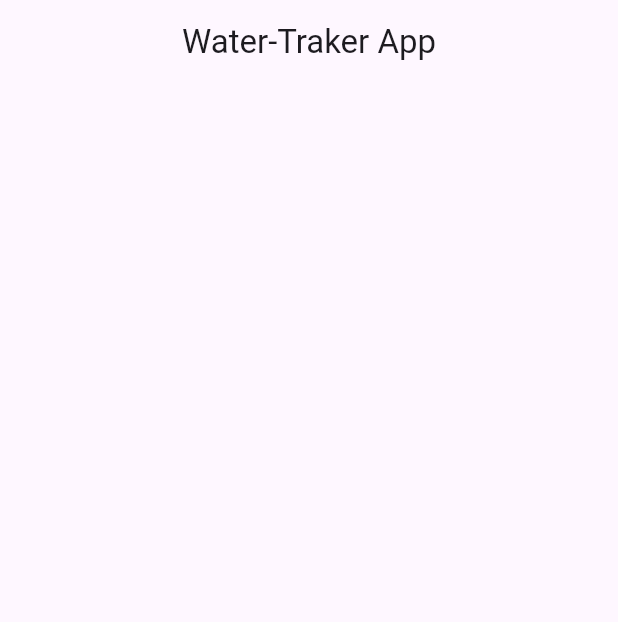
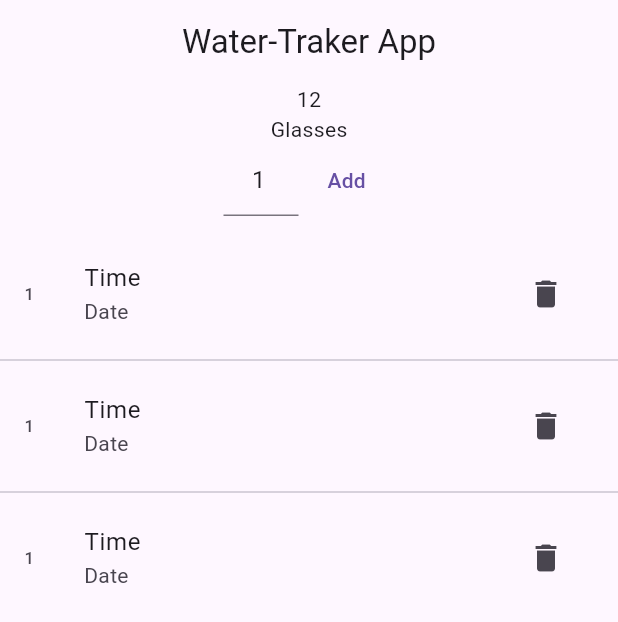
Before and after one commit to MahadiB2B/water_traker_app, a Flutter app: the screen it shows after launch, on a phone screen of 412 x 824 dp. Shown: the top 622 px of the screen. Run offline on Flutter 3.47's test engine with Material 3 defaults, Android fonts, the phone set to English and light mode, and no system bars.

Commit message:
waterTrack App

```diff
--- a/lib/homeScreen.dart
+++ b/lib/homeScreen.dart
@@ -8,10 +8,43 @@ class HomeScreen extends StatefulWidget {
 }
 
 class _HomeScreenState extends State<HomeScreen> {
+ final TextEditingController  _glassNoTEController = TextEditingController(text:'1');
   @override
   Widget build(BuildContext context) {
     return Scaffold(
       appBar: AppBar(title: const Text("Water-Traker App"),
       centerTitle: true,),
+      body: Column(
+     crossAxisAlignment:CrossAxisAlignment.center,
+        children: [
+          const Text("12"),
+          const Text("Glasses"),
+          Row(
+            mainAxisAlignment:MainAxisAlignment.center,
+            children: [
+            SizedBox(
+              width: 50,
+              child: TextField(
+                controller: _glassNoTEController,
+                keyboardType: TextInputType.number,
+                textAlign: TextAlign.center,
+              ),
+            ),
+              TextButton(onPressed: (){},
+                  child: const Text("Add")),
+            ],
+          ),
+          const SizedBox(height: 16,),
+          Expanded(
+            child: ListView.separated(itemBuilder: (context,index){return ListTile(
+              title: const Text("Time"),
+              subtitle: const Text("Date"),
+              leading: const Text("1"),
+              trailing: IconButton(onPressed: (){}, icon: const Icon(Icons.delete)),
+            );},
+              separatorBuilder: (context,index){return const Divider();},
+              itemCount: 3),)
+        ],
+      ),
     );}
 }
```
